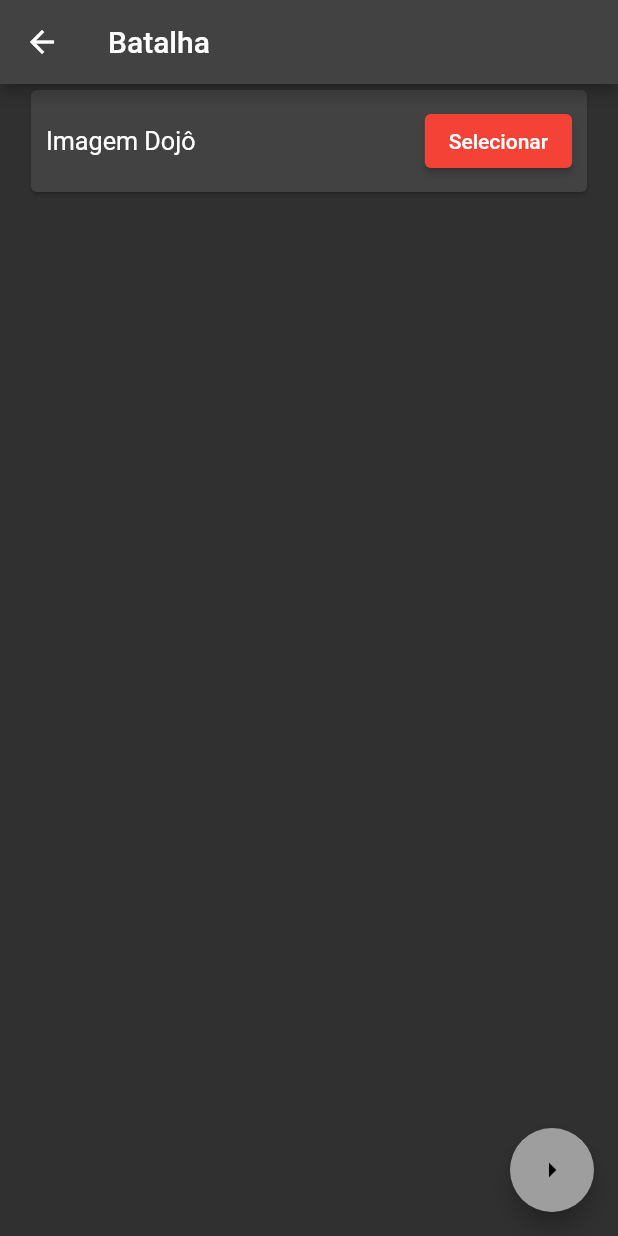
After one commit to danielstuart14/sumo_connect, a Flutter app: the BattlePage screen opened directly, after a tap on "Selecionar", on a phone screen of 412 x 824 dp. The commit adds this screen. Run offline on Flutter 3.47's test engine with Material 2 defaults, Android fonts, the phone set to English and light mode, and no system bars; our stand-ins replace file_picker.

Commit message:
Add all screens

```diff
--- /dev/null
+++ b/lib/battle.dart
@@ -0,0 +1,142 @@
+import 'package:file_picker/file_picker.dart';
+import 'package:flutter/material.dart';
+import 'package:sumo_connect/robot.dart';
+
+import 'dart:io';
+import 'bluetooth.dart';
+
+List<Robot> robots = [Robot("Sumô 2021", "40:52:2F:47:C2:4A")];
+
+class BattlePage extends StatefulWidget {
+  const BattlePage({Key? key}) : super(key: key);
+
+  @override
+  State<BattlePage> createState() => _BattlePageState();
+}
+
+class _BattlePageState extends State<BattlePage> {
+  File? image;
+  Position? robotPos;
+  Position? enemyPos;
+
+  _showDialog(String title, String message) {
+    showDialog(
+        context: context,
+        builder: (context) {
+          return AlertDialog(
+            title: Text(title),
+            content: Text(message),
+            actions: <Widget>[
+              TextButton(
+                  onPressed: () {
+                    Navigator.pop(context);
+                  },
+                  child: const Text('Fechar')
+              ),
+            ],
+          );
+        }
+    );
+  }
+
+  @override
+  Widget build(BuildContext context) {
+    final width = MediaQuery.of(context).size.width;
+
+    List<Widget> widgets = [
+        Card(
+            child: SizedBox(
+                width: width * 0.9,
+                child: Padding(
+                    padding: const EdgeInsets.all(10),
+                    child: Row(
+                        crossAxisAlignment: CrossAxisAlignment.center,
+                        mainAxisAlignment: MainAxisAlignment.spaceBetween,
+                        children: [
+                          Text("Imagem Dojô", textScaleFactor: 1.2,),
+                          ElevatedButton(
+                            onPressed: () async {
+                              FilePickerResult? result = await FilePicker.platform.pickFiles(
+                                type: FileType.custom,
+                                allowedExtensions: ['jpg', 'png', 'jpeg'],
+                              );
+                              if (result != null) {
+                                image = File(result.files.single.path!);
+                                print(result.files.single.path);
+                              } else {
+                                image = null;
+                                enemyPos = null;
+                                robotPos = null;
+                              }
+                              setState(() {});
+                            },
+                            child: Text("Selecionar"),
+                          ),
+                        ]
+                    )
+                )
+            )
+        )
+    ];
+    if (image != null) {
+      widgets.add(
+        Card(
+          child: SizedBox(
+            width: width * 0.9,
+            child: Padding(
+                padding: const EdgeInsets.all(10),
+                child: Image.file(image!)
+            )
+          )
+        )
+      );
+    }
+    if (robotPos != null) {
+      widgets.add(
+          Card(
+              child: SizedBox(
+                  width: width * 0.9,
+                  child: Padding(
+                      padding: const EdgeInsets.all(10),
+                      child: Text(
+                          "Posição robô: " + robotPos!.x.toString() + ", " +
+                              robotPos!.y.toString(), textScaleFactor: 1.2)
+                  )
+              )
+          )
+      );
+    }
+      if (enemyPos != null) {
+        widgets.add(
+            Card(
+                child: SizedBox(
+                    width: width * 0.9,
+                    child: Padding(
+                        padding: const EdgeInsets.all(10),
+                        child: Text(
+                            "Posição inimigo: " + enemyPos!.x.toString() +
+                                ", " + enemyPos!.y.toString(), textScaleFactor: 1.2)
+                    )
+                )
+            )
+        );
+      }
+
+    return Scaffold(
+        appBar: AppBar(
+          title: const Text("Batalha"),
+        ),
+        body: Center(
+          child: Column(
+              mainAxisAlignment: MainAxisAlignment.start,
+              children: widgets
+          ),
+        ),
+        floatingActionButton: FloatingActionButton(
+          onPressed: (robotPos != null) ? () {} : null,
+          child: const Icon(Icons.arrow_right),
+          backgroundColor: (robotPos != null) ? Colors.red : Colors.grey,
+        )// This trailing comma makes auto-formatting nicer for build methods.
+    );
+  }
+}
--- a/lib/home.dart
+++ b/lib/home.dart
@@ -2,6 +2,7 @@ import 'package:flutter/material.dart';
 import 'package:sumo_connect/strategies.dart';
 import 'package:sumo_connect/sync.dart';
 
+import 'battle.dart';
 import 'bluetooth.dart';
 
 class MyHomePage extends StatefulWidget {
@@ -30,7 +31,7 @@ class _MyHomePageState extends State<MyHomePage> {
       },
       "Batalha": {
         "description": "Reconhecimento da arena e inicialização da batalha",
-        "function": () {},
+        "function": () {openPage(const BattlePage());},
         "active": () => (bleHandler.connectedTo != null && bleHandler.connectedTo!.strategy != null)
       }
     };
--- a/lib/robot.dart
+++ b/lib/robot.dart
@@ -1,9 +1,16 @@
 import 'package:sumo_connect/strategy.dart';
+class Position {
+  final double x;
+  final double y;
+  const Position(this.x, this.y);
+}
 
 class Robot {
-  String name = "";
-  String address = "";
+  final String name;
+  final String address;
   Strategy? strategy;
+  Position? robotPos;
+  Position? enemyPos;
 
   Robot(this.name, this.address);
 }
--- a/pubspec.yaml
+++ b/pubspec.yaml
@@ -34,6 +34,7 @@ dependencies:
   # The following adds the Cupertino Icons font to your application.
   # Use with the CupertinoIcons class for iOS style icons.
   cupertino_icons: ^1.0.2
+  file_picker: ^4.2.4
 
 dev_dependencies:
   flutter_test:
```
Also changed, not shown: lib/bluetooth.dart (+18 -0 lines), lib/strategies.dart (+61 -46 lines), lib/strategy.dart (+4 -4 lines), pubspec.lock.
